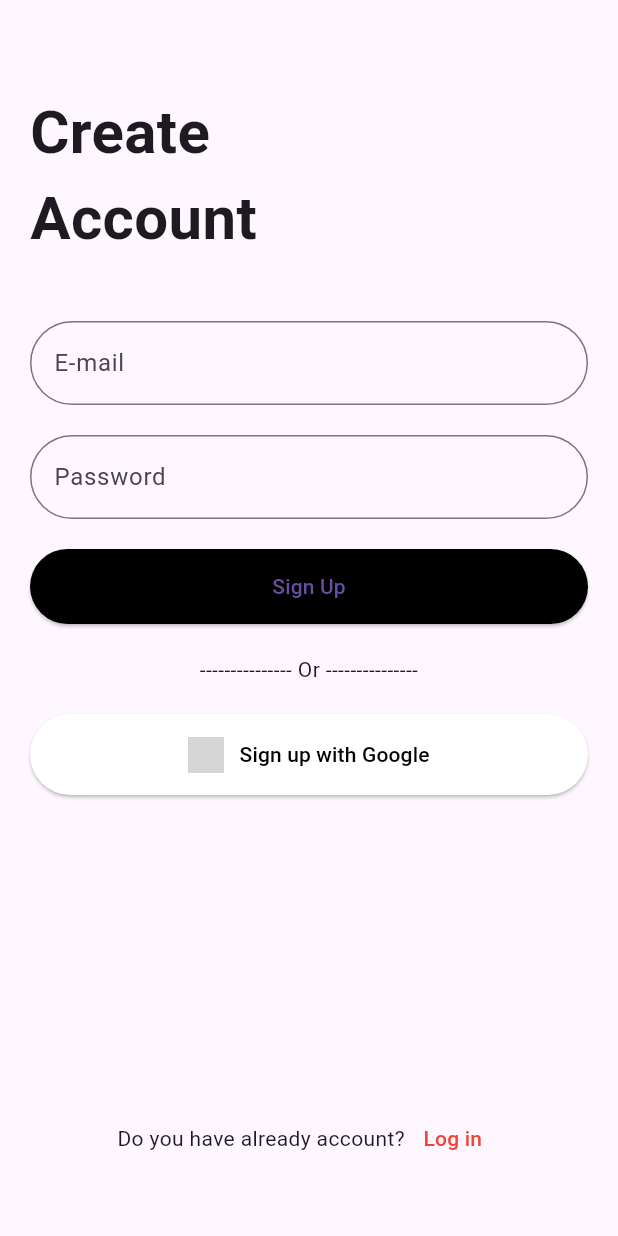
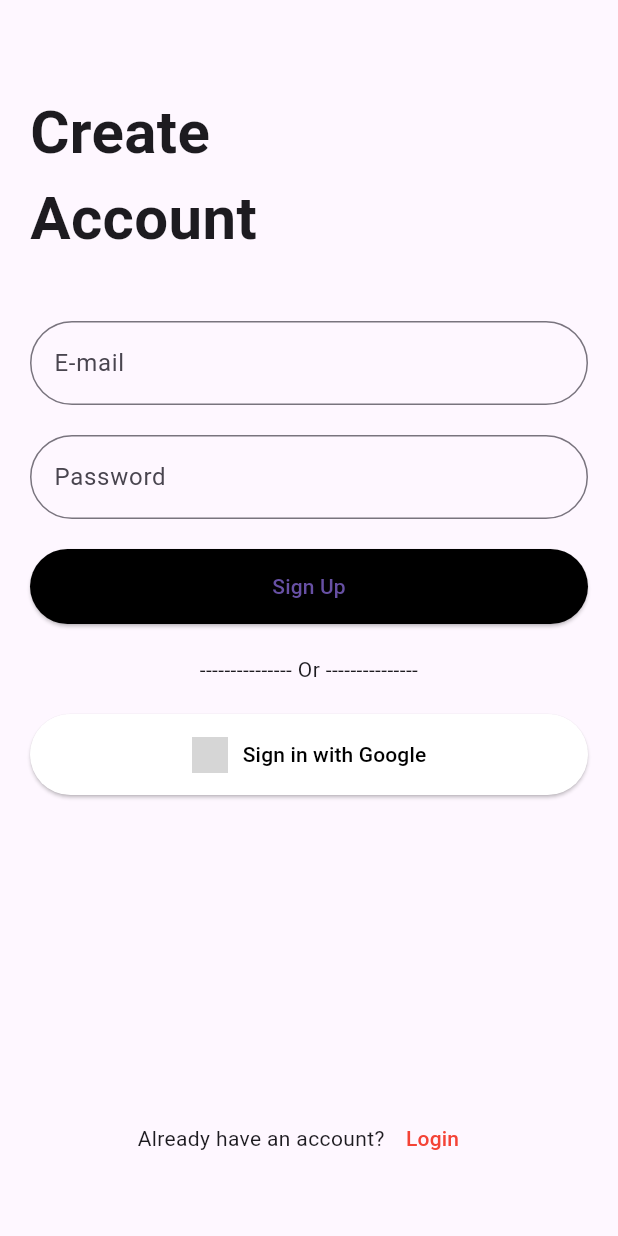
Before and after one commit to serveta/NewZ, a Flutter app: the screen it shows after launch, on a phone screen of 412 x 824 dp. Run offline on Flutter 3.47's test engine with Material 3 defaults, Android fonts, the phone set to English and light mode, and no system bars; our stand-ins replace cloud_firestore, firebase_auth, firebase_core, google_sign_in; accounts and stored records are empty; network calls fail; grey boxes are pictures that could not be loaded.

Commit message:
login düzeltildi log in ve sign in geçişi doğrulandı fakat google ile girişte hala hata var

```diff
--- a/lib/pages/login_register_page.dart
+++ b/lib/pages/login_register_page.dart
@@ -4,7 +4,7 @@ import 'package:google_sign_in/google_sign_in.dart';
 import '../auth.dart';
 
 class CreateAccountPage extends StatefulWidget {
-  const CreateAccountPage({Key? key}) : super(key: key);
+  const CreateAccountPage({super.key});
 
   @override
   State<CreateAccountPage> createState() => _CreateAccountPageState();
@@ -12,15 +12,32 @@ class CreateAccountPage extends StatefulWidget {
 
 class _CreateAccountPageState extends State<CreateAccountPage> {
   String? errorMessage = '';
+  bool isLogin = false;
   final TextEditingController _controllerEmail = TextEditingController();
   final TextEditingController _controllerPassword = TextEditingController();
+  final Auth _auth = Auth();
 
   Future<void> createUserWithEmailAndPassword() async {
     try {
-      await Auth().createUserWihEmailAndPassword(
+      await _auth.createUserWithEmailAndPassword(
         email: _controllerEmail.text,
         password: _controllerPassword.text,
       );
+      // Hesap oluşturma başarılı olduğunda yapılacak işlemler
+    } on FirebaseAuthException catch (e) {
+      setState(() {
+        errorMessage = e.message;
+      });
+    }
+  }
+
+  Future<void> signInWithEmailAndPassword() async {
+    try {
+      await _auth.signInWithEmailAndPassword(
+        email: _controllerEmail.text,
+        password: _controllerPassword.text,
+      );
+      // Giriş başarılı olduğunda yapılacak işlemler
     } on FirebaseAuthException catch (e) {
       setState(() {
         errorMessage = e.message;
@@ -30,14 +47,8 @@ class _CreateAccountPageState extends State<CreateAccountPage> {
 
   Future<void> signInWithGoogle() async {
     try {
-      final GoogleSignInAccount? googleUser = await GoogleSignIn().signIn();
-      final GoogleSignInAuthentication? googleAuth =
-          await googleUser?.authentication;
-      final credential = GoogleAuthProvider.credential(
-        accessToken: googleAuth?.accessToken,
-        idToken: googleAuth?.idToken,
-      );
-      await FirebaseAuth.instance.signInWithCredential(credential);
+      await _auth.signInWithGoogle();
+      // Google ile giriş başarılı olduğunda yapılacak işlemler
     } catch (e) {
       setState(() {
         errorMessage = e.toString();
@@ -55,9 +66,10 @@ class _CreateAccountPageState extends State<CreateAccountPage> {
             crossAxisAlignment: CrossAxisAlignment.stretch,
             children: [
               const SizedBox(height: 40),
-              const Text(
-                'Create\nAccount',
-                style: TextStyle(fontSize: 40, fontWeight: FontWeight.bold),
+              Text(
+                isLogin ? 'Login' : 'Create\nAccount',
+                style:
+                    const TextStyle(fontSize: 40, fontWeight: FontWeight.bold),
               ),
               const SizedBox(height: 40),
               TextField(
@@ -82,8 +94,9 @@ class _CreateAccountPageState extends State<CreateAccountPage> {
               ),
               const SizedBox(height: 20),
               ElevatedButton(
-                onPressed: createUserWithEmailAndPassword,
-                child: const Text('Sign Up'),
+                onPressed: isLogin
+                    ? signInWithEmailAndPassword
+                    : createUserWithEmailAndPassword,
                 style: ElevatedButton.styleFrom(
                   backgroundColor: Colors.black,
                   shape: RoundedRectangleBorder(
@@ -91,6 +104,7 @@ class _CreateAccountPageState extends State<CreateAccountPage> {
                   ),
                   padding: const EdgeInsets.symmetric(vertical: 15),
                 ),
+                child: Text(isLogin ? 'Login' : 'Sign Up'),
               ),
               const SizedBox(height: 20),
               const Text('--------------- Or ---------------',
@@ -98,15 +112,6 @@ class _CreateAccountPageState extends State<CreateAccountPage> {
               const SizedBox(height: 20),
               ElevatedButton(
                 onPressed: signInWithGoogle,
-                child: Row(
-                  mainAxisAlignment: MainAxisAlignment.center,
-                  children: [
-                    Image.network('https://www.google.com/favicon.ico',
-                        height: 24),
-                    const SizedBox(width: 10),
-                    const Text('Sign up with Google'),
-                  ],
-                ),
                 style: ElevatedButton.styleFrom(
                   foregroundColor: Colors.black,
                   backgroundColor: Colors.white,
@@ -115,18 +120,33 @@ class _CreateAccountPageState extends State<CreateAccountPage> {
                   ),
                   padding: const EdgeInsets.symmetric(vertical: 15),
                 ),
+                child: Row(
+                  mainAxisAlignment: MainAxisAlignment.center,
+                  children: [
+                    Image.network('https://www.google.com/favicon.ico',
+                        height: 24),
+                    const SizedBox(width: 10),
+                    const Text('Sign in with Google'),
+                  ],
+                ),
               ),
               const Spacer(),
               Row(
                 mainAxisAlignment: MainAxisAlignment.center,
                 children: [
-                  const Text('Do you have already account?'),
+                  Text(isLogin
+                      ? 'Don\'t have an account?'
+                      : 'Already have an account?'),
                   TextButton(
                     onPressed: () {
-                      // Navigate to login page
+                      setState(() {
+                        isLogin = !isLogin;
+                      });
                     },
-                    child: const Text('Log in',
-                        style: TextStyle(color: Colors.red)),
+                    child: Text(
+                      isLogin ? 'Sign Up' : 'Login',
+                      style: const TextStyle(color: Colors.red),
+                    ),
                   ),
                 ],
               ),
```
Also changed, not shown: lib/auth.dart (+28 -5 lines).
